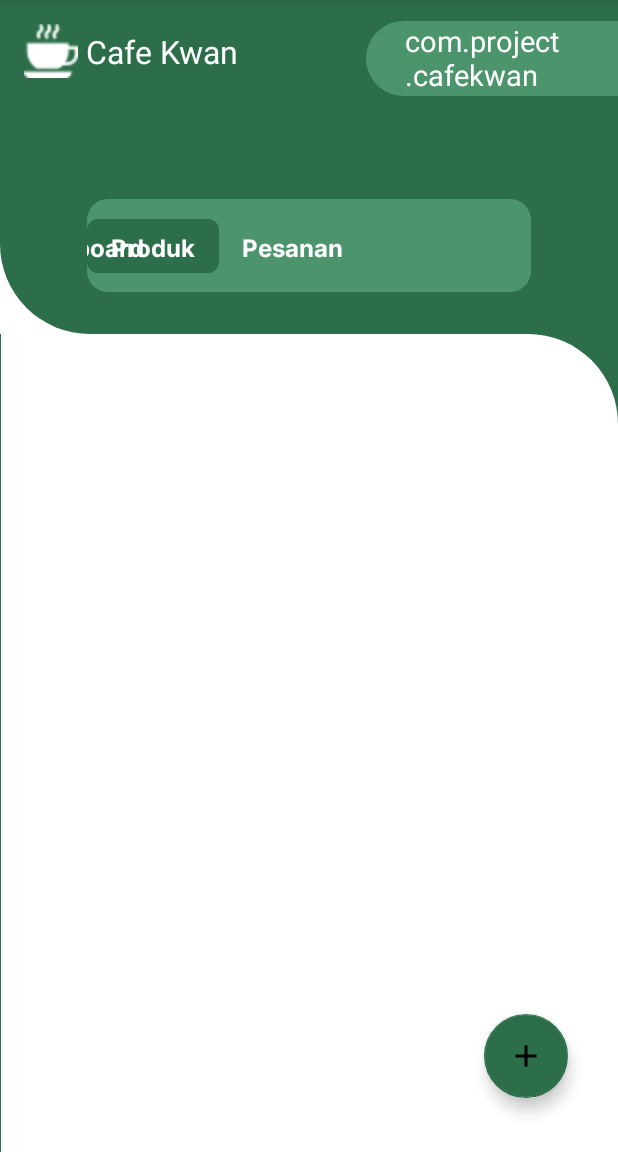
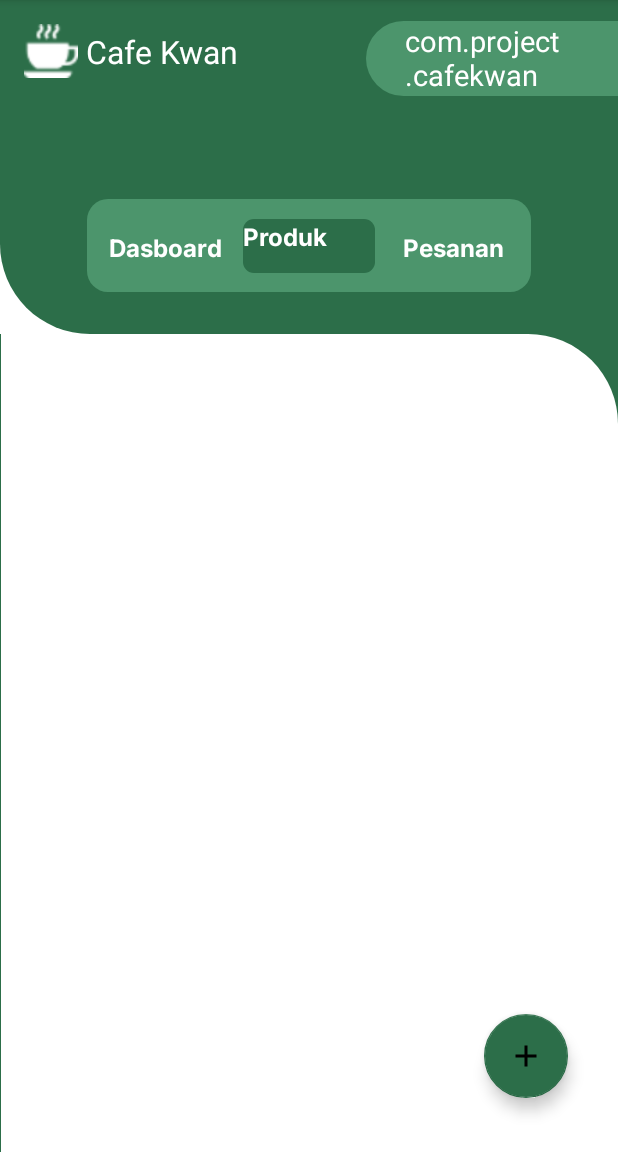
Before and after one commit to fithnanriatan/CafeKwan-Kelompok1XIIRPL3, an Android app: the produk screen opened directly, with no data from a screen before it, on a phone screen of 412 x 824 dp, the part 84-1236 px from its top. Run offline under Robolectric (Android 15) with nearby library versions, the phone set to English and light mode, and no system bars; Roboto replaces fonts that are not available here; 1 statement that could not run was skipped.

Commit message:
merapihkan navbar

```diff
--- a/app/src/main/res/layout/activity_produk.xml
+++ b/app/src/main/res/layout/activity_produk.xml
@@ -128,14 +128,13 @@
                     android:id="@+id/pesanan"
                     android:layout_width="wrap_content"
                     android:layout_height="wrap_content"
-                    android:layout_marginStart="15dp"
                     android:fontFamily="@font/inter_bold"
                     android:text="Pesanan"
                     android:textColor="@color/white"
                     android:textSize="16sp"
                     app:layout_constraintBottom_toBottomOf="@+id/constraintLayout6"
                     app:layout_constraintEnd_toEndOf="parent"
-                    app:layout_constraintHorizontal_bias="0.0"
+                    app:layout_constraintHorizontal_bias="0.5"
                     app:layout_constraintStart_toEndOf="@+id/constraintLayout6"
                     app:layout_constraintTop_toTopOf="@+id/constraintLayout6"
                     tools:ignore="MissingConstraints" />
@@ -146,9 +145,11 @@
                     android:layout_height="36dp"
                     android:background="@drawable/navbar"
                     app:layout_constraintBottom_toBottomOf="parent"
+                    app:layout_constraintEnd_toEndOf="parent"
+                    app:layout_constraintHorizontal_bias="0.5"
+                    app:layout_constraintStart_toStartOf="parent"
                     app:layout_constraintTop_toTopOf="parent"
-                    tools:ignore="MissingConstraints"
-                    tools:layout_editor_absoluteX="106dp">
+                    tools:ignore="MissingConstraints">
 
                     <TextView
                         android:id="@+id/produk"
@@ -158,11 +159,8 @@
                         android:text="Produk"
                         android:textColor="@color/white"
                         android:textSize="16sp"
-                        app:layout_constraintBottom_toBottomOf="parent"
-                        app:layout_constraintEnd_toEndOf="parent"
-                        app:layout_constraintHorizontal_bias="0.502"
-                        app:layout_constraintStart_toStartOf="parent"
-                        app:layout_constraintTop_toTopOf="parent" />
+                        tools:layout_editor_absoluteX="16dp"
+                        tools:layout_editor_absoluteY="7dp" />
 
                 </androidx.constraintlayout.widget.ConstraintLayout>
 
@@ -176,6 +174,7 @@
                     android:textSize="16sp"
                     app:layout_constraintBottom_toBottomOf="@+id/constraintLayout6"
                     app:layout_constraintEnd_toStartOf="@+id/constraintLayout6"
+                    app:layout_constraintHorizontal_bias="0.5"
                     app:layout_constraintStart_toStartOf="parent"
                     app:layout_constraintTop_toTopOf="@+id/constraintLayout6"
                     tools:ignore="MissingConstraints" />
```
Also changed, not shown: app/src/main/res/layout/activity_pesanan.xml (+20 -17 lines).
